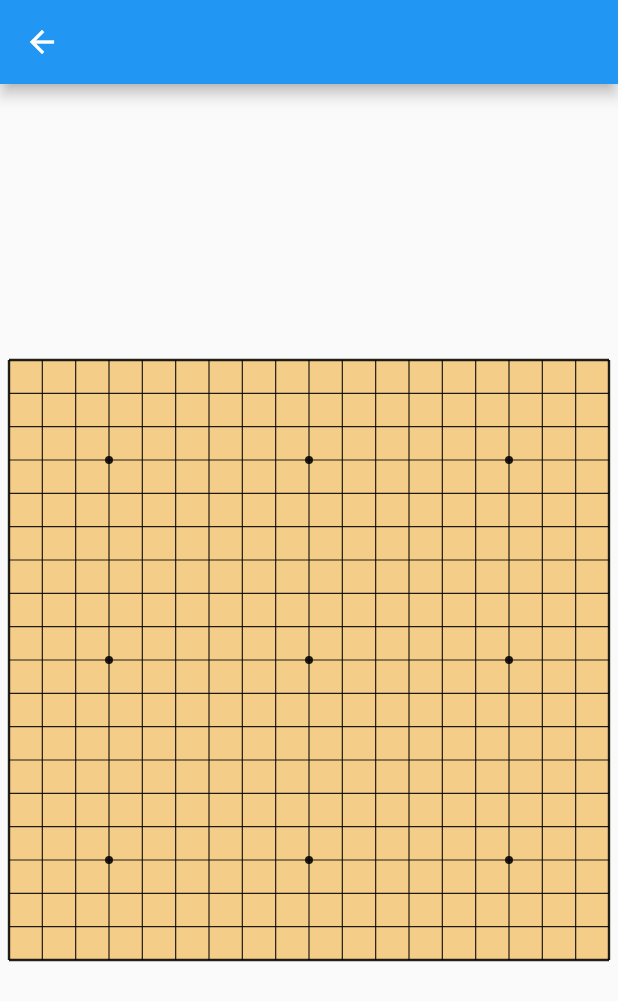
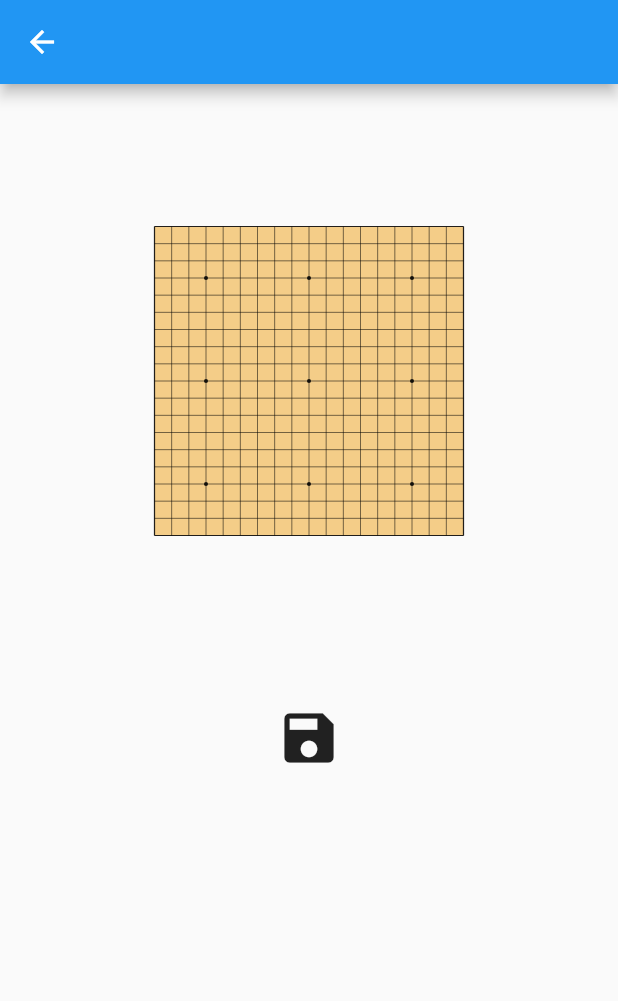
Before and after one commit to VonZen/core_flutter_canvas, a Flutter app: the screen it shows after launch, after a tap on "1. Essentials", on a phone screen of 412 x 824 dp. Shown: the top 1001 px of the screen. Run offline on Flutter 3.47's test engine with Material 2 defaults, Android fonts, the phone set to English and light mode, and no system bars.

Commit message:
u ch1.5;

```diff
--- /dev/null
+++ b/lib/ch1/cfc_ch1_5.dart
@@ -0,0 +1,133 @@
+import 'dart:typed_data';
+import 'dart:ui' as ui;
+
+import 'package:flutter/material.dart';
+import 'package:flutter/services.dart';
+
+class CFCCH15 extends StatefulWidget {
+  const CFCCH15({Key? key}) : super(key: key);
+
+  @override
+  State<CFCCH15> createState() => _CFCCH15State();
+}
+
+class _CFCCH15State extends State<CFCCH15> {
+  late GoChessboardPainter painter;
+  Uint8List? _imgData;
+  @override
+  void initState() {
+    super.initState();
+    painter = GoChessboardPainter();
+  }
+
+  @override
+  Widget build(BuildContext context) {
+    return Scaffold(
+        appBar: AppBar(),
+        body: Center(child: LayoutBuilder(
+          builder: (BuildContext context, BoxConstraints constraints) {
+            return Container(
+              padding: const EdgeInsets.all(6),
+              child: Column(
+                children: [
+                  SizedBox(
+                    width: constraints.maxWidth / 2,
+                    height: constraints.maxHeight / 2,
+                    child: GestureDetector(
+                      onTap: () => debugPrint('Painter onTap'),
+                      child: FittedBox(
+                        child: SizedBox(
+                          width: 300,
+                          height: 300,
+                          child: CustomPaint(
+                            painter: painter,
+                          ),
+                        ),
+                      ),
+                    ),
+                  ),
+                  const SizedBox(
+                    height: 16,
+                  ),
+                  IconButton(
+                    onPressed: () async {
+                      ByteData? data = await painter.saveToImageData(const Size(300, 300));
+                      _imgData = data!.buffer.asUint8List();
+                      setState(() {});
+                    },
+                    icon: const Icon(Icons.save),
+                    iconSize: 44,
+                  ),
+                  const SizedBox(
+                    height: 16,
+                  ),
+                  if (_imgData != null)
+                    Image.memory(
+                      _imgData!,
+                      width: 100,
+                      height: 100,
+                    ),
+                ],
+              ),
+            );
+          },
+        )));
+  }
+}
+
+const int boardLineNum = 19;
+
+class GoChessboardPainter extends CustomPainter {
+  List<Path> paths = [];
+
+  final pen = Paint();
+
+  Future<ByteData?> saveToImageData(Size size) async {
+    final ui.PictureRecorder recorder = ui.PictureRecorder();
+    paint(Canvas(recorder), size);
+    ui.Picture picture = recorder.endRecording();
+
+    ui.Image image = await picture.toImage(size.width.toInt(), size.height.toInt());
+    return image.toByteData(format: ui.ImageByteFormat.png);
+  }
+
+  @override
+  void paint(Canvas canvas, Size size) {
+    canvas.drawRect(Rect.fromLTWH(0, 0, size.width, size.height), pen..color = const Color(0xfff4cd88));
+
+    double gridItemSize = size.width / (boardLineNum - 1);
+    for (var i = 0; i < boardLineNum; i++) {
+      //画列
+      canvas.save();
+      canvas.translate(gridItemSize * i, 0);
+      if (i == 0 || i == 18) {
+        canvas.drawLine(
+            Offset.zero,
+            Offset(0, size.height),
+            pen
+              ..color = Colors.black87
+              ..strokeWidth = 1.2);
+      } else {
+        canvas.drawLine(Offset.zero, Offset(0, size.height), pen..strokeWidth = 0.6);
+      }
+      canvas.restore();
+
+      //画行
+      canvas.save();
+      canvas.translate(0, gridItemSize * i);
+      canvas.drawLine(Offset.zero, Offset(size.width, 0), pen);
+      canvas.restore();
+    }
+
+    //画天元
+    for (var i = 0; i < 3; i++) {
+      for (var j = 0; j < 3; j++) {
+        canvas.drawCircle(
+            Offset(gridItemSize * 3 + gridItemSize * 6 * i, gridItemSize * 3 + gridItemSize * 6 * j), 2, pen);
+      }
+    }
+  }
+
+  @override
+  bool shouldRepaint(GoChessboardPainter oldDelegate) => true;
+}
--- a/lib/main.dart
+++ b/lib/main.dart
@@ -2,6 +2,7 @@ import 'package:core_flutter_canvas/ch1/cfc_ch1_1.dart';
 import 'package:core_flutter_canvas/ch1/cfc_ch1_2.dart';
 import 'package:core_flutter_canvas/ch1/cfc_ch1_3.dart';
 import 'package:core_flutter_canvas/ch1/cfc_ch1_4.dart';
+import 'package:core_flutter_canvas/ch1/cfc_ch1_5.dart';
 import 'package:flutter/material.dart';
 
 void main() {
@@ -56,7 +57,8 @@ class _MenuPageState extends State<MenuPage> {
                   // return const CFCCH11();
                   // return const CFCCH12();
                   // return const CFCCH13();
-                  return const CFCCH14();
+                  // return const CFCCH14();
+                  return const CFCCH15();
                 }));
               },
               title: Text(chapters[index]),
```
Also changed, not shown: 1 other file.
